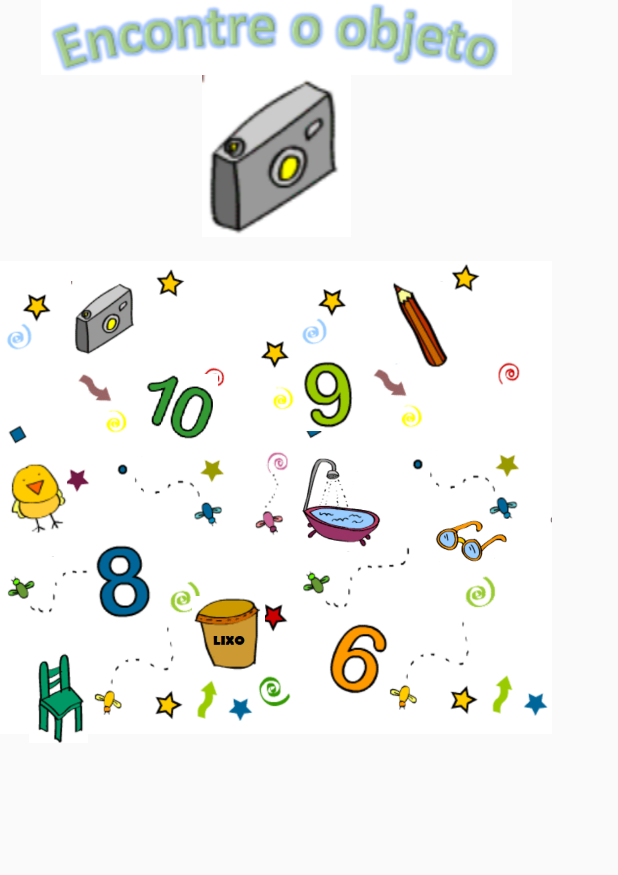
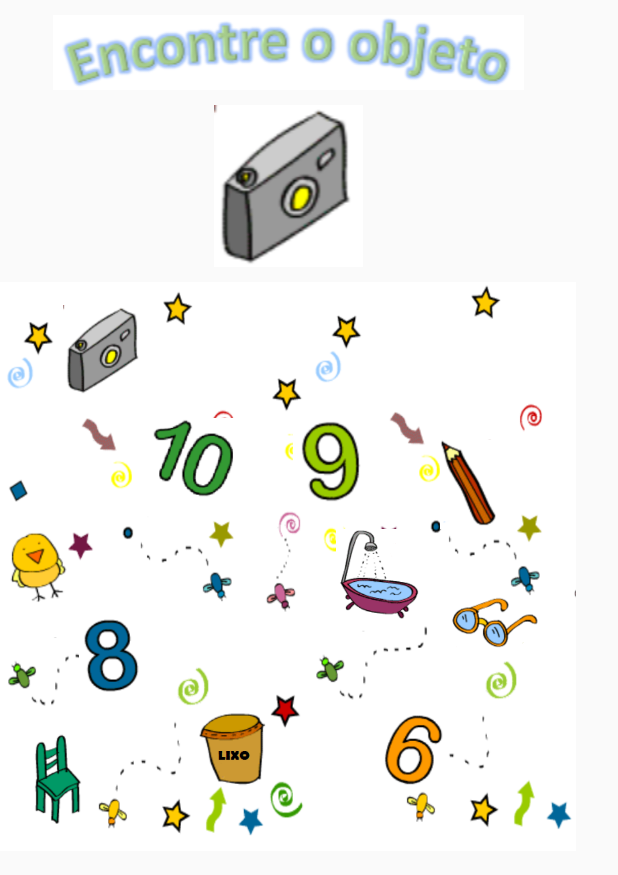
Before and after one commit to EdvanMatta/AprendaBrincando, an Android app: the layout activity_encontre_objeto.xml on its own in the app's theme, with its tools: preview values and no code run, on a phone screen of 412 x 824 dp. Shown: the top 875 px of the screen. Run offline under Robolectric (Android 15) with nearby library versions, the light colour scheme and no system bars.

Commit message:
Ajuste de Layout

```diff
--- a/app/src/main/java/aprendabrincando/edvanmatta/com/aprendabrincando/EncontreObjeto.java
+++ b/app/src/main/java/aprendabrincando/edvanmatta/com/aprendabrincando/EncontreObjeto.java
@@ -135,7 +135,7 @@ public class EncontreObjeto extends AppCompatActivity implements View.OnClickLis
 
     private int numAletorio() {
         Random randomico = new Random();
-        int num = randomico.nextInt(10);
+        int num = randomico.nextInt(11);
         return num;
     }
 
--- a/app/src/main/res/layout/activity_encontre_objeto.xml
+++ b/app/src/main/res/layout/activity_encontre_objeto.xml
@@ -7,99 +7,92 @@
     tools:context="aprendabrincando.edvanmatta.com.aprendabrincando.EncontreObjeto">
 
     <LinearLayout
-        android:layout_width="368dp"
-        android:layout_height="495dp"
+        android:layout_width="384dp"
+        android:layout_height="567dp"
         android:orientation="vertical"
-        tools:layout_editor_absoluteX="8dp"
-        tools:layout_editor_absoluteY="8dp">
+        tools:layout_editor_absoluteX="0dp"
+        tools:layout_editor_absoluteY="1dp">
 
         <LinearLayout
             android:layout_width="match_parent"
             android:layout_height="wrap_content"
-            android:orientation="vertical">
+            android:orientation="vertical"
+            tools:layout_editor_absoluteX="8dp"
+            tools:layout_editor_absoluteY="12dp">
 
             <ImageView
                 android:id="@+id/imageView2"
                 android:layout_width="match_parent"
                 android:layout_height="wrap_content"
+                android:padding="10dp"
                 app:srcCompat="@drawable/titulo_jogo_3" />
 
             <ImageView
                 android:id="@+id/imgPrincipalID"
                 android:layout_width="match_parent"
-                android:layout_height="wrap_content"
+                android:layout_height="match_parent"
                 android:paddingBottom="10dp"
                 android:paddingEnd="10dp"
                 android:paddingLeft="10dp"
                 android:paddingRight="10dp"
                 app:srcCompat="@drawable/camera" />
+        </LinearLayout>
 
         <RelativeLayout
             android:layout_width="match_parent"
-                android:layout_height="match_parent">
-
-                <ImageView
-                    android:id="@+id/imageView5"
-                    android:layout_width="wrap_content"
-                    android:layout_height="wrap_content"
-                    app:srcCompat="@drawable/fundo_2"
-                    android:layout_alignParentTop="true"
-                    android:layout_alignParentLeft="true"
-                    android:layout_alignParentStart="true" />
+            android:layout_height="match_parent"
+            android:background="@drawable/fundo_2">
 
             <ImageView
                 android:id="@+id/imgCameraID"
-                    android:layout_width="50dp"
-                    android:layout_height="50dp"
-                    android:layout_marginLeft="31dp"
-                    android:layout_marginStart="31dp"
-                    android:layout_marginTop="19dp"
+                android:layout_width="60dp"
+                android:layout_height="60dp"
+                android:layout_marginTop="15dp"
                 app:srcCompat="@drawable/camera"
                 android:layout_alignParentTop="true"
                 android:layout_alignLeft="@+id/imgCadeiraID"
-                    android:layout_alignStart="@+id/imgCadeiraID" />
+                android:layout_alignStart="@+id/imgCadeiraID"
+                android:layout_marginLeft="27dp"
+                android:layout_marginStart="27dp" />
 
             <ImageView
                 android:id="@+id/imgLapisID"
                 android:layout_width="50dp"
                 android:layout_height="60dp"
-                    android:layout_alignParentEnd="true"
-                    android:layout_alignParentRight="true"
-                    android:layout_alignTop="@+id/imgCameraID"
-                    android:layout_marginEnd="61dp"
-                    android:layout_marginRight="61dp"
-                    app:srcCompat="@drawable/lapis" />
+                android:layout_marginEnd="21dp"
+                android:layout_marginRight="21dp"
+                app:srcCompat="@drawable/lapis"
+                android:layout_above="@+id/imgBanheiraID"
+                android:layout_alignRight="@+id/imgOculosID"
+                android:layout_alignEnd="@+id/imgOculosID" />
 
             <ImageView
                 android:id="@+id/imgBanheiraID"
                 android:layout_width="70dp"
                 android:layout_height="60dp"
                 app:srcCompat="@drawable/banheira"
-                    android:layout_marginRight="43dp"
-                    android:layout_marginEnd="43dp"
-                    android:layout_below="@+id/imgLapisID"
-                    android:layout_alignRight="@+id/imgLapisID"
-                    android:layout_alignEnd="@+id/imgLapisID"
-                    android:layout_marginTop="57dp" />
+                android:layout_alignTop="@+id/imgPintoID"
+                android:layout_toLeftOf="@+id/imgLapisID"
+                android:layout_toStartOf="@+id/imgLapisID" />
 
             <ImageView
                 android:id="@+id/imgCadeiraID"
                 android:layout_width="50dp"
                 android:layout_height="60dp"
-                    android:layout_marginLeft="14dp"
-                    android:layout_marginStart="14dp"
                 app:srcCompat="@drawable/cadeira"
-                    android:layout_marginBottom="22dp"
-                    android:layout_alignParentBottom="true"
+                android:layout_marginLeft="12dp"
+                android:layout_marginStart="12dp"
+                android:layout_alignTop="@+id/imgLixeiraID"
                 android:layout_alignParentLeft="true"
-                    android:layout_alignParentStart="true" />
+                android:layout_alignParentStart="true"
+                android:layout_marginTop="15dp" />
 
             <ImageView
                 android:id="@+id/imgDezID"
-                    android:layout_width="50dp"
-                    android:layout_height="50dp"
+                android:layout_width="60dp"
+                android:layout_height="60dp"
                 app:srcCompat="@drawable/dez"
-                    android:layout_below="@+id/imgLapisID"
+                android:layout_alignTop="@+id/imgNoveID"
                 android:layout_toRightOf="@+id/imgCameraID"
                 android:layout_toEndOf="@+id/imgCameraID" />
 
@@ -108,64 +101,61 @@
                 android:layout_width="50dp"
                 android:layout_height="50dp"
                 app:srcCompat="@drawable/seis"
-                    android:layout_alignTop="@+id/imgCadeiraID"
-                    android:layout_alignRight="@+id/imgBanheiraID"
-                    android:layout_alignEnd="@+id/imgBanheiraID" />
+                android:layout_alignTop="@+id/imgLixeiraID"
+                android:layout_toLeftOf="@+id/imgOculosID"
+                android:layout_toStartOf="@+id/imgOculosID" />
 
             <ImageView
                 android:id="@+id/imgLixeiraID"
                 android:layout_width="50dp"
                 android:layout_height="50dp"
                 app:srcCompat="@drawable/lixeira"
-                    android:layout_marginRight="16dp"
-                    android:layout_marginEnd="16dp"
-                    android:layout_marginBottom="16dp"
-                    android:layout_alignBottom="@+id/imgSeisID"
-                    android:layout_toLeftOf="@+id/imgBanheiraID"
-                    android:layout_toStartOf="@+id/imgBanheiraID" />
+                android:layout_below="@+id/imgOitoID"
+                android:layout_alignLeft="@+id/imgDezID"
+                android:layout_alignStart="@+id/imgDezID"
+                android:layout_marginLeft="31dp"
+                android:layout_marginStart="31dp"
+                android:layout_marginTop="11dp" />
 
             <ImageView
                 android:id="@+id/imgOitoID"
                 android:layout_width="50dp"
                 android:layout_height="50dp"
                 app:srcCompat="@drawable/oito"
-                    android:layout_marginLeft="12dp"
-                    android:layout_marginStart="12dp"
-                    android:layout_above="@+id/imgCadeiraID"
-                    android:layout_alignLeft="@+id/imgCameraID"
-                    android:layout_alignStart="@+id/imgCameraID" />
+                android:layout_below="@+id/imgBanheiraID"
+                android:layout_toLeftOf="@+id/imgLixeiraID"
+                android:layout_toStartOf="@+id/imgLixeiraID" />
 
             <ImageView
                 android:id="@+id/imgOculosID"
-                    android:layout_width="50dp"
-                    android:layout_height="50dp"
-                    android:layout_marginBottom="12dp"
-                    android:layout_marginLeft="26dp"
-                    android:layout_marginStart="26dp"
+                android:layout_width="60dp"
+                android:layout_height="60dp"
                 app:srcCompat="@drawable/oculos"
+                android:layout_marginRight="24dp"
+                android:layout_marginEnd="24dp"
                 android:layout_above="@+id/imgLixeiraID"
-                    android:layout_toRightOf="@+id/imgSeisID"
-                    android:layout_toEndOf="@+id/imgSeisID" />
+                android:layout_alignParentRight="true"
+                android:layout_alignParentEnd="true"
+                android:layout_marginBottom="18dp" />
 
             <ImageView
                 android:id="@+id/imgNoveID"
-                    android:layout_width="50dp"
-                    android:layout_height="50dp"
+                android:layout_width="60dp"
+                android:layout_height="60dp"
                 app:srcCompat="@drawable/nove"
                 android:layout_below="@+id/imgCameraID"
-                    android:layout_alignLeft="@+id/imgBanheiraID"
-                    android:layout_alignStart="@+id/imgBanheiraID" />
+                android:layout_toLeftOf="@+id/imgSeisID"
+                android:layout_toStartOf="@+id/imgSeisID"
+                android:layout_marginTop="13dp" />
 
             <ImageView
                 android:id="@+id/imgPintoID"
                 android:layout_width="50dp"
                 android:layout_height="50dp"
-                    app:srcCompat="@drawable/pintinho"
+                android:layout_alignParentLeft="true"
+                android:layout_alignParentStart="true"
                 android:layout_centerVertical="true"
-                    android:layout_alignParentLeft="true"
-                    android:layout_alignParentStart="true" />
+                app:srcCompat="@drawable/pintinho" />
         </RelativeLayout>
     </LinearLayout>
-
-    </LinearLayout>
 </android.support.constraint.ConstraintLayout>
--- a/app/src/main/res/layout/activity_jogo_leia_bicho.xml
+++ b/app/src/main/res/layout/activity_jogo_leia_bicho.xml
@@ -8,11 +8,11 @@
 
 
     <RelativeLayout
-        android:layout_width="368dp"
-        android:layout_height="495dp"
+        android:layout_width="383dp"
+        android:layout_height="566dp"
         android:background="#f5e9b9"
-        tools:layout_editor_absoluteX="8dp"
-        tools:layout_editor_absoluteY="8dp">
+        tools:layout_editor_absoluteX="1dp"
+        tools:layout_editor_absoluteY="0dp">
 
         <ImageView
             android:id="@+id/imageView"
@@ -31,19 +31,20 @@
             android:layout_height="wrap_content"
             android:layout_below="@+id/imageView"
             android:layout_centerHorizontal="true"
+            android:layout_marginTop="13dp"
             android:padding="10dp"
-            android:textColor="@android:color/background_dark"
+            android:textColor="@android:color/background_light"
             android:textSize="24sp" />
 
         <ImageView
             android:id="@+id/caoId"
             android:layout_width="wrap_content"
             android:layout_height="wrap_content"
+            app:srcCompat="@drawable/cao"
+            android:layout_below="@+id/txtAnimalId"
             android:layout_alignLeft="@+id/imageView"
             android:layout_alignStart="@+id/imageView"
-            android:layout_below="@+id/imageView"
-            android:layout_marginTop="36dp"
-            app:srcCompat="@drawable/cao" />
+            android:layout_marginTop="18dp" />
 
         <ImageView
             android:id="@+id/gatoId"
--- a/app/src/main/res/layout/activity_objeto_diferente.xml
+++ b/app/src/main/res/layout/activity_objeto_diferente.xml
@@ -7,12 +7,13 @@
     tools:context="aprendabrincando.edvanmatta.com.aprendabrincando.ObjetoDiferente">
 
     <RelativeLayout
-        android:layout_width="368dp"
-        android:layout_height="495dp"
+        android:layout_width="388dp"
+        android:layout_height="577dp"
         android:layout_marginTop="8dp"
         android:background="@android:color/background_light"
         app:layout_constraintTop_toTopOf="parent"
-        tools:layout_editor_absoluteX="8dp">
+        tools:layout_editor_absoluteX="-1dp"
+        tools:layout_editor_absoluteY="-10dp">
 
 
         <ImageView
@@ -27,36 +28,32 @@
             android:id="@+id/img1Id"
             android:layout_width="150dp"
             android:layout_height="150dp"
-            android:layout_marginTop="33dp"
+            android:layout_marginTop="128dp"
             android:layout_below="@+id/imageView6"
-            android:layout_alignParentLeft="true"
-            android:layout_alignParentStart="true"
-            android:layout_marginLeft="13dp"
-            android:layout_marginStart="13dp" />
+            android:layout_alignLeft="@+id/imageView6"
+            android:layout_alignStart="@+id/imageView6" />
 
         <ImageView
             android:id="@+id/img2Id"
             android:layout_width="150dp"
             android:layout_height="150dp"
-            android:layout_alignLeft="@+id/img4Id"
-            android:layout_alignStart="@+id/img4Id"
-            android:layout_alignTop="@+id/img1Id"/>
+            android:layout_alignTop="@+id/img1Id"
+            android:layout_alignRight="@+id/imageView6"
+            android:layout_alignEnd="@+id/imageView6" />
 
         <ImageView
             android:id="@+id/img4Id"
             android:layout_width="150dp"
             android:layout_height="150dp"
             android:layout_alignTop="@+id/img3Id"
-            android:layout_marginLeft="25dp"
-            android:layout_marginStart="25dp"
-            android:layout_toEndOf="@+id/img3Id"
-            android:layout_toRightOf="@+id/img3Id"/>
+            android:layout_alignLeft="@+id/img2Id"
+            android:layout_alignStart="@+id/img2Id" />
 
         <ImageView
             android:id="@+id/img3Id"
             android:layout_width="150dp"
             android:layout_height="150dp"
-            android:layout_marginTop="39dp"
+            android:layout_marginTop="42dp"
             tools:layout_editor_absoluteX="16dp"
             tools:layout_editor_absoluteY="305dp"
             android:layout_below="@+id/img1Id"
--- a/app/src/main/res/values/styles.xml
+++ b/app/src/main/res/values/styles.xml
@@ -6,6 +6,8 @@
         <item name="colorPrimary">@color/colorPrimary</item>
         <item name="colorPrimaryDark">@color/colorPrimaryDark</item>
         <item name="colorAccent">@color/colorAccent</item>
+        <item name="windowActionBar">false</item>
+        <item name="windowNoTitle">true</item>
     </style>
 
     <style name="AppTheme.NoActionBar">
```
Lines whose indentation alone changed are shown as unchanged.
